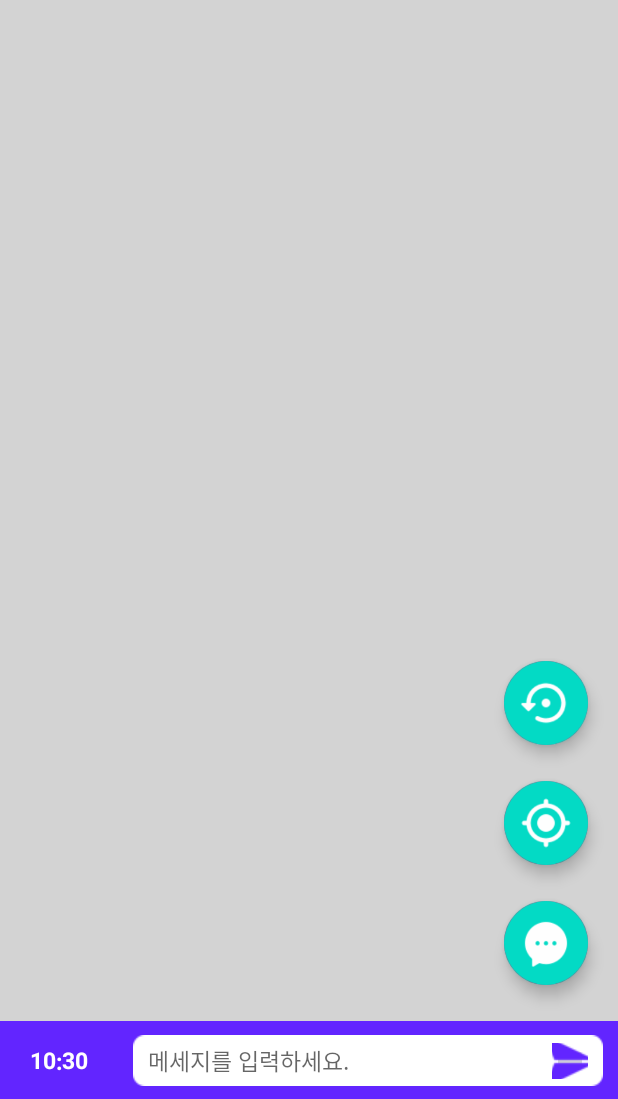
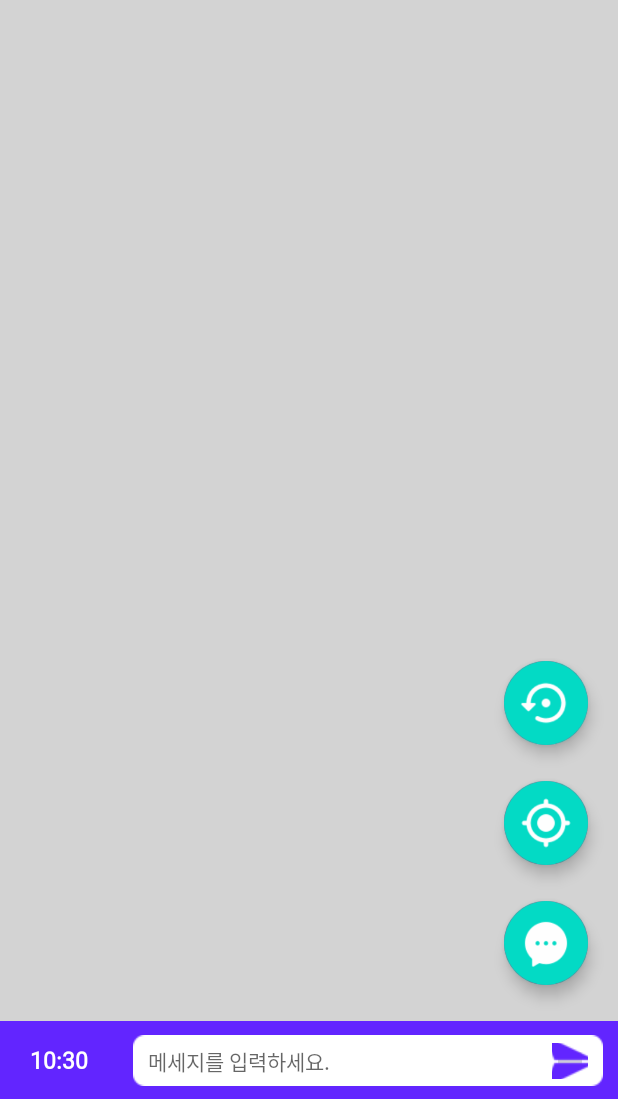
Before and after one commit to openhack-twix/Tmate, an Android app: the MainActivity screen opened directly, with no data from a screen before it, on a phone screen of 412 x 824 dp, the part 137-1236 px from its top. Run offline under Robolectric (Android 15) with nearby library versions, the phone set to English and light mode, and no system bars; libraries missing offline, so code that uses them is left out: com.kakao.usermgmt, io.socket.client; 3 statements that could not run were skipped.

Commit message:
Modify UI

```diff
--- a/app/src/main/java/com/example/tmate/GuideActivity.java
+++ b/app/src/main/java/com/example/tmate/GuideActivity.java
@@ -5,6 +5,7 @@ import android.os.Bundle;
 import android.support.v4.view.ViewPager;
 import android.support.v7.app.AppCompatActivity;
 import android.view.View;
+import android.view.WindowManager;
 import android.widget.Button;
 import android.widget.ImageView;
 
@@ -13,6 +14,9 @@ public class GuideActivity extends AppCompatActivity {
     @Override
     protected void onCreate(Bundle savedInstanceState) {
         super.onCreate(savedInstanceState);
+
+        //상단바 제거
+        getWindow().setFlags(WindowManager.LayoutParams.FLAG_FULLSCREEN, WindowManager.LayoutParams.FLAG_FULLSCREEN);
         setContentView(R.layout.activity_guide);
 
         Button skipButton = findViewById(R.id.guide_btn_skip);
--- a/app/src/main/res/layout/activity_login.xml
+++ b/app/src/main/res/layout/activity_login.xml
@@ -11,8 +11,8 @@
 
     <ImageView
         android:id="@+id/login_iv_logo"
-        android:layout_width="103dp"
-        android:layout_height="139dp"
+        android:layout_width="108dp"
+        android:layout_height="146dp"
         android:layout_marginTop="250dp"
         android:src="@drawable/logo_3x"
         app:layout_constraintLeft_toLeftOf="parent"
--- a/app/src/main/res/layout/activity_main.xml
+++ b/app/src/main/res/layout/activity_main.xml
@@ -113,7 +113,7 @@
         <android.support.constraint.ConstraintLayout
             android:id="@+id/main_layout_timepicker"
             android:layout_width="wrap_content"
-            android:layout_height="34dp"
+            android:layout_height="wrap_content"
             android:layout_marginStart="20dp"
             android:layout_marginEnd="10dp"
             android:gravity="center"
@@ -126,7 +126,8 @@
             <TextView
                 android:id="@+id/main_tv_timeHour"
                 android:layout_width="wrap_content"
-                android:layout_height="match_parent"
+                android:layout_height="wrap_content"
+                android:fontFamily="@font/notosanscjkkr_bold"
                 android:gravity="center_vertical|right"
                 android:text="12"
                 android:textColor="@color/white"
@@ -141,6 +142,7 @@
                 android:id="@+id/textView2"
                 android:layout_width="wrap_content"
                 android:layout_height="wrap_content"
+                android:fontFamily="@font/notosanscjkkr_bold"
                 android:gravity="center_vertical|center_horizontal"
                 android:text=":"
                 android:textColor="@color/white"
@@ -154,7 +156,8 @@
             <TextView
                 android:id="@+id/main_tv_timeMinute"
                 android:layout_width="wrap_content"
-                android:layout_height="0dp"
+                android:layout_height="wrap_content"
+                android:fontFamily="@font/notosanscjkkr_bold"
                 android:gravity="center_vertical|left"
                 android:text="34"
                 android:textColor="@color/white"
@@ -187,10 +190,11 @@
                 android:layout_marginStart="10dp"
                 android:background="@color/transparent"
                 android:ems="10"
+                android:fontFamily="@font/notosanscjkkr_medium"
                 android:hint="메세지를 입력하세요."
                 android:inputType="text"
                 android:maxLines="1"
-                android:textSize="15dp"
+                android:textSize="14dp"
                 app:layout_constraintBottom_toBottomOf="parent"
                 app:layout_constraintEnd_toStartOf="@+id/main_btn_send"
                 app:layout_constraintStart_toStartOf="parent"
```
Also changed, not shown: app/src/main/java/com/example/tmate/LoginActivity.java (+26 -24 lines), app/src/main/res/drawable/round_button.xml (added, +24 -0 lines), app/src/main/res/layout/activity_guide.xml (+5 -2 lines), app/src/main/res/drawable/logo.png, app/src/main/res/drawable/logo_3x.png, 4 other files.
